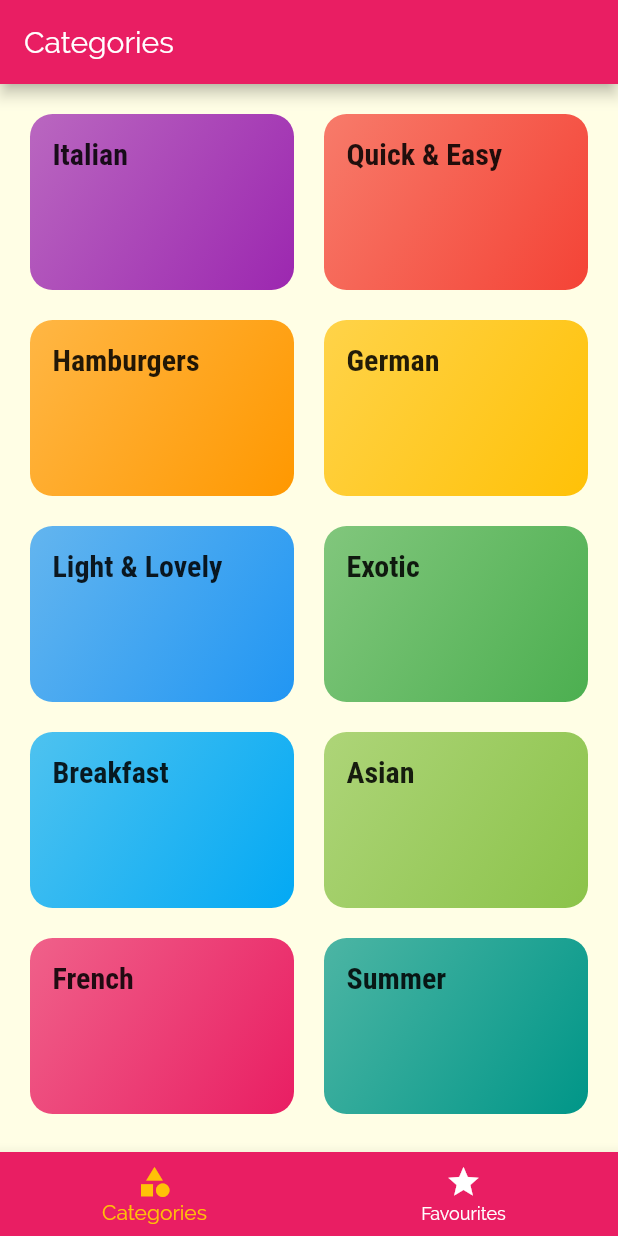
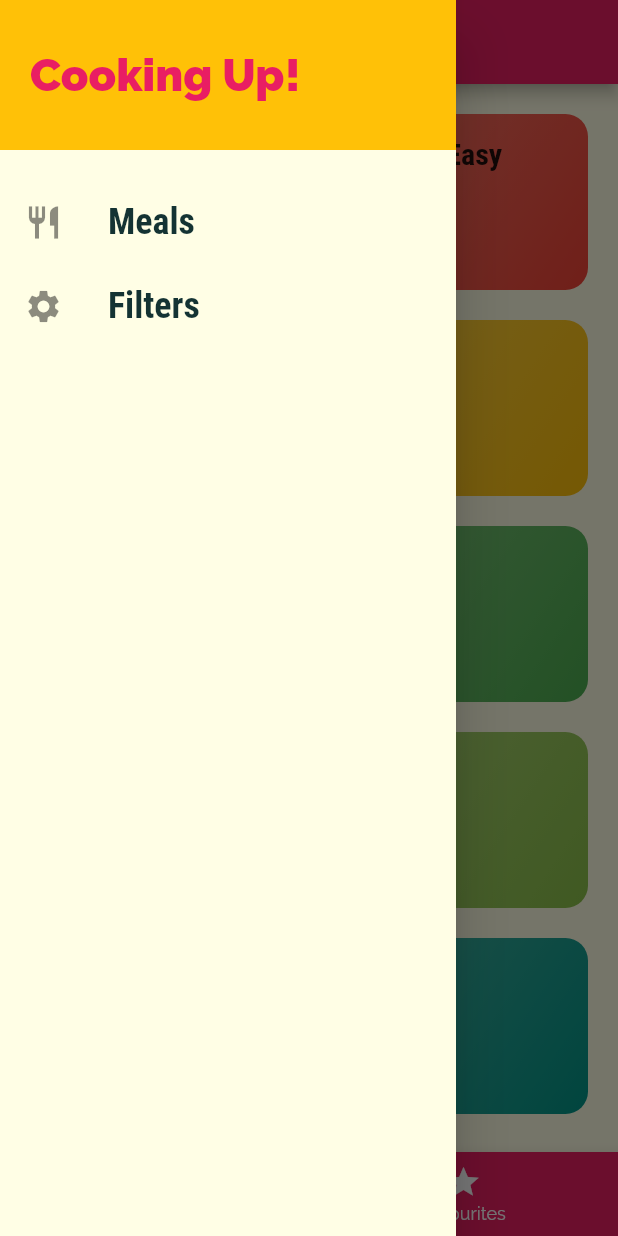
Before and after one commit to osaid3/mealsApp, a Flutter app: the screen it shows after launch, with the side drawer open (before the commit the screen has no drawer), on a phone screen of 412 x 824 dp. Run offline on Flutter 3.47's test engine with Material 2 defaults, Android fonts, the phone set to English and light mode, and no system bars.

Commit message:
- Drawer added

```diff
--- a/lib/main.dart
+++ b/lib/main.dart
@@ -1,6 +1,7 @@
 import 'package:flutter/material.dart';
 import 'package:meals_app/screens/categories_screen.dart';
 import 'package:meals_app/screens/category_meals_screen.dart';
+import 'package:meals_app/screens/filters_screen.dart';
 import 'package:meals_app/screens/meal_detail_screen.dart';
 import 'screens/tabs_screen.dart';
 void main() {
@@ -34,6 +35,7 @@ class MyApp extends StatelessWidget {
         '/': (ctx) => TabsScreen(),
         CategoryMealsScreen.routeName: (ctx) => CategoryMealsScreen(),
         MealDetailScreen.routeName: (ctx) => MealDetailScreen(),
+        FiltersScreen.routeName: (ctx) => FiltersScreen()
       },
       onUnknownRoute: (setting) {
         return MaterialPageRoute(builder: (ctx) => CategoriesScreen());
--- /dev/null
+++ b/lib/screens/filters_screen.dart
@@ -0,0 +1,15 @@
+
+import 'package:flutter/material.dart';
+
+class FiltersScreen extends StatelessWidget {
+  static const routeName = '/filters';
+
+  @override
+  Widget build(BuildContext context) {
+    return Center(
+      child: Text(
+        'Filters!'
+      ),
+    );
+  }
+}
--- a/lib/screens/tabs_screen.dart
+++ b/lib/screens/tabs_screen.dart
@@ -1,5 +1,6 @@
 import 'package:flutter/material.dart';
 import 'package:meals_app/screens/favourites_screen.dart';
+import '../widgets/main_drawer.dart';
 
 import 'categories_screen.dart';
 
@@ -35,6 +36,7 @@ class _TabsScreenState extends State<TabsScreen> {
       appBar: AppBar(
         title: Text(_pages[_selectedPage]['title']),
       ),
+      drawer: MainDrawer(),
       body: _pages[_selectedPage]['page'],
       bottomNavigationBar: BottomNavigationBar(
         backgroundColor: Theme.of(context).primaryColor,
--- /dev/null
+++ b/lib/widgets/main_drawer.dart
@@ -0,0 +1,57 @@
+import 'package:flutter/material.dart';
+import 'package:meals_app/screens/filters_screen.dart';
+
+class MainDrawer extends StatelessWidget {
+  Widget buildListTile(String title, IconData icon,Function tapHandler) {
+    return ListTile(
+      leading: Icon(
+        icon,
+        size: 26,
+      ),
+      title: Text(
+        title,
+        style: TextStyle(
+            fontFamily: 'RobotoCondensed',
+            fontSize: 24,
+            fontWeight: FontWeight.bold),
+      ),
+      onTap: () {
+        tapHandler();
+      },
+    );
+  }
+
+  @override
+  Widget build(BuildContext context) {
+    return Drawer(
+      child: Column(
+        children: [
+          Container(
+            height: 100,
+            width: double.infinity,
+            padding: EdgeInsets.all(20),
+            alignment: Alignment.centerLeft,
+            color: Theme.of(context).accentColor,
+            child: Text(
+              'Cooking Up!',
+              style: TextStyle(
+                  fontWeight: FontWeight.w900,
+                  fontSize: 30,
+                  color: Theme.of(context).primaryColor),
+            ),
+          ),
+          SizedBox(
+            height: 20,
+          ),
+          buildListTile('Meals', Icons.restaurant,(){
+            Navigator.of(context).pushNamed('/');
+          }),
+          buildListTile('Filters', Icons.settings,()
+          {
+            Navigator.of(context).pushNamed(FiltersScreen.routeName);
+          })
+        ],
+      ),
+    );
+  }
+}
```
